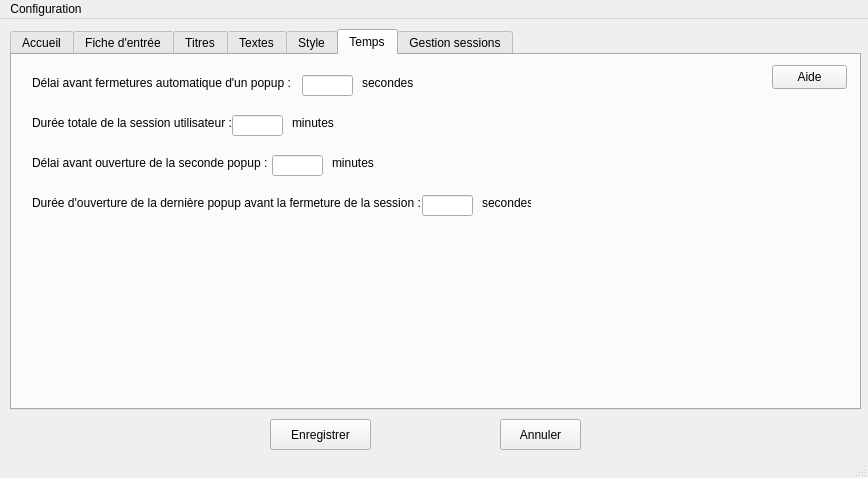
Qt form configuration.ui (impli-osx/session_manager) before a commit.
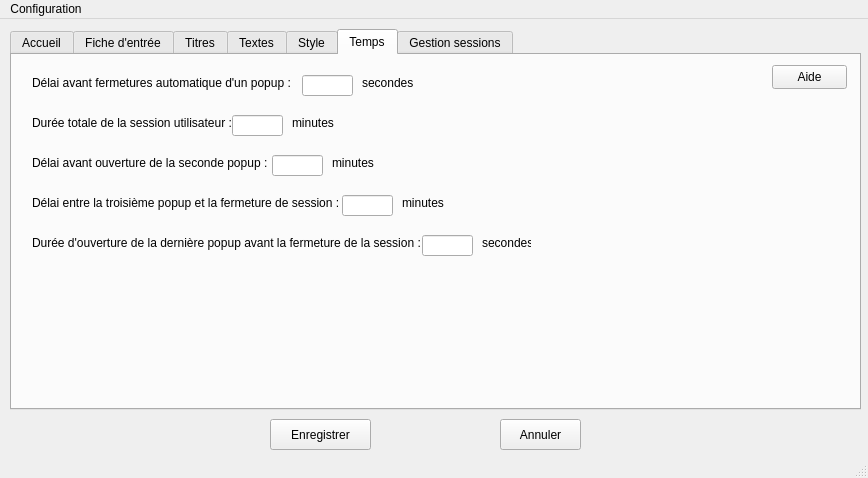
The same form after that commit. The open tabs and pages were chosen to show the change.

```diff
--- a/configuration.ui
+++ b/configuration.ui
@@ -836,7 +836,7 @@
       <property name="geometry">
        <rect>
         <x>20</x>
-        <y>140</y>
+        <y>180</y>
         <width>391</width>
         <height>16</height>
        </rect>
@@ -849,7 +849,7 @@
       <property name="geometry">
        <rect>
         <x>410</x>
-        <y>140</y>
+        <y>180</y>
         <width>51</width>
         <height>21</height>
        </rect>
@@ -859,7 +859,7 @@
       <property name="geometry">
        <rect>
         <x>470</x>
-        <y>140</y>
+        <y>180</y>
         <width>49</width>
         <height>16</height>
        </rect>
@@ -868,6 +868,42 @@
        <string>secondes</string>
       </property>
      </widget>
+     <widget class="QLabel" name="label_19">
+      <property name="geometry">
+       <rect>
+        <x>20</x>
+        <y>140</y>
+        <width>311</width>
+        <height>16</height>
+       </rect>
+      </property>
+      <property name="text">
+       <string>Délai entre la troisième popup et la fermeture de session :</string>
+      </property>
+     </widget>
+     <widget class="QLineEdit" name="timer_troisieme_popup">
+      <property name="geometry">
+       <rect>
+        <x>330</x>
+        <y>140</y>
+        <width>51</width>
+        <height>21</height>
+       </rect>
+      </property>
+     </widget>
+     <widget class="QLabel" name="label_20">
+      <property name="geometry">
+       <rect>
+        <x>390</x>
+        <y>140</y>
+        <width>49</width>
+        <height>16</height>
+       </rect>
+      </property>
+      <property name="text">
+       <string>minutes</string>
+      </property>
+     </widget>
     </widget>
     <widget class="QWidget" name="gestion">
      <attribute name="title">
```
Left out of the diff: 2 changed lines with no effect on the pictures.
